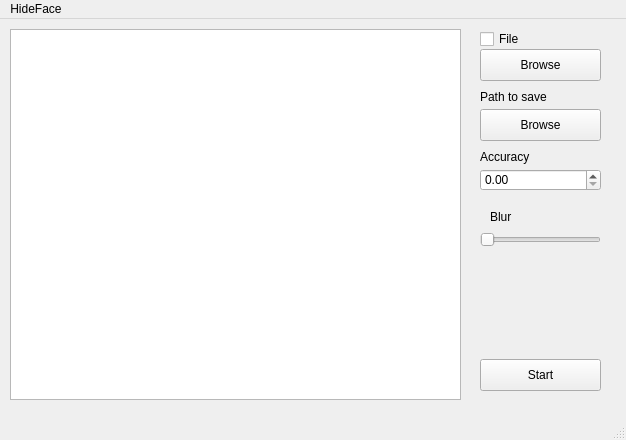
meyakovenkoj/hideface, file hideface.ui: the form before one commit.
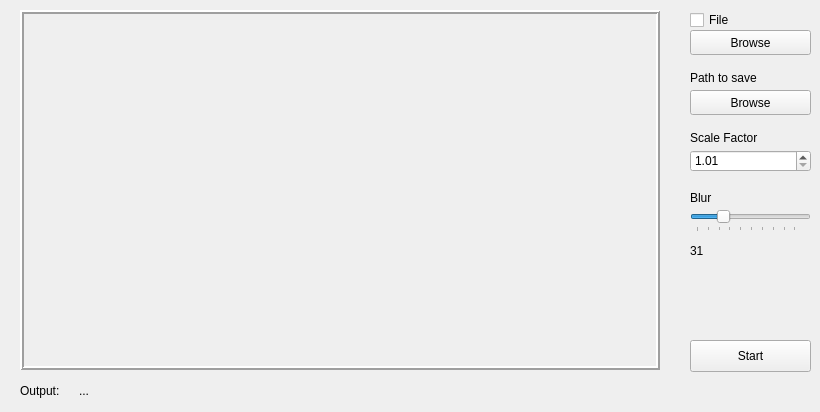
The form after the commit.

Patch:
```diff
--- a/hideface.ui
+++ b/hideface.ui
@@ -1,38 +1,61 @@
 <?xml version="1.0" encoding="UTF-8"?>
 <ui version="4.0">
- <class>MainWindow</class>
- <widget class="QMainWindow" name="MainWindow">
+ <class>HideFaceView</class>
+ <widget class="QWidget" name="HideFaceView">
   <property name="geometry">
    <rect>
     <x>0</x>
     <y>0</y>
-    <width>626</width>
-    <height>440</height>
+    <width>820</width>
+    <height>412</height>
    </rect>
   </property>
   <property name="windowTitle">
    <string>MainWindow</string>
   </property>
-  <widget class="QWidget" name="centralwidget">
-   <widget class="QGraphicsView" name="graphicsView">
+  <widget class="QWidget" name="centralwidget" native="true">
+   <property name="geometry">
+    <rect>
+     <x>10</x>
+     <y>0</y>
+     <width>820</width>
+     <height>412</height>
+    </rect>
+   </property>
+   <widget class="QLabel" name="imageLabel">
     <property name="geometry">
      <rect>
       <x>10</x>
       <y>10</y>
-      <width>451</width>
-      <height>371</height>
+      <width>640</width>
+      <height>360</height>
      </rect>
     </property>
+    <property name="frameShape">
+     <enum>QFrame::Box</enum>
+    </property>
+    <property name="frameShadow">
+     <enum>QFrame::Raised</enum>
+    </property>
+    <property name="lineWidth">
+     <number>2</number>
+    </property>
+    <property name="midLineWidth">
+     <number>0</number>
+    </property>
    </widget>
    <widget class="QDoubleSpinBox" name="doubleSpinBox_2">
     <property name="geometry">
      <rect>
-      <x>480</x>
+      <x>680</x>
       <y>150</y>
       <width>121</width>
       <height>22</height>
      </rect>
     </property>
+    <property name="minimum">
+     <double>1.010000000000000</double>
+    </property>
     <property name="maximum">
      <double>1.990000000000000</double>
     </property>
@@ -43,20 +66,35 @@
    <widget class="QSlider" name="horizontalSlider">
     <property name="geometry">
      <rect>
-      <x>480</x>
+      <x>680</x>
       <y>210</y>
       <width>121</width>
       <height>22</height>
      </rect>
     </property>
+    <property name="minimum">
+     <number>1</number>
+    </property>
+    <property name="maximum">
+     <number>99</number>
+    </property>
+    <property name="value">
+     <number>25</number>
+    </property>
     <property name="orientation">
      <enum>Qt::Horizontal</enum>
     </property>
+    <property name="tickPosition">
+     <enum>QSlider::TicksBelow</enum>
+    </property>
+    <property name="tickInterval">
+     <number>10</number>
+    </property>
    </widget>
    <widget class="QCheckBox" name="checkBox">
     <property name="geometry">
      <rect>
-      <x>480</x>
+      <x>680</x>
       <y>10</y>
       <width>121</width>
       <height>20</height>
@@ -69,7 +107,7 @@
    <widget class="QPushButton" name="pushButton">
     <property name="geometry">
      <rect>
-      <x>480</x>
+      <x>680</x>
       <y>340</y>
       <width>121</width>
       <height>32</height>
@@ -82,7 +120,7 @@
    <widget class="QLabel" name="label">
     <property name="geometry">
      <rect>
-      <x>480</x>
+      <x>680</x>
       <y>70</y>
       <width>81</width>
       <height>16</height>
@@ -95,9 +133,9 @@
    <widget class="QLabel" name="label_2">
     <property name="geometry">
      <rect>
-      <x>490</x>
+      <x>680</x>
       <y>190</y>
-      <width>91</width>
+      <width>121</width>
       <height>16</height>
      </rect>
     </property>
@@ -108,23 +146,49 @@
    <widget class="QLabel" name="label_3">
     <property name="geometry">
      <rect>
-      <x>480</x>
+      <x>680</x>
       <y>130</y>
-      <width>59</width>
+      <width>121</width>
       <height>16</height>
      </rect>
     </property>
     <property name="text">
-     <string>Accuracy</string>
+     <string>Scale Factor</string>
     </property>
    </widget>
-   <widget class="QPushButton" name="pushButton_2">
+   <widget class="QLabel" name="blurValueLabel">
     <property name="geometry">
      <rect>
-      <x>480</x>
+      <x>680</x>
+      <y>240</y>
+      <width>121</width>
+      <height>22</height>
+     </rect>
+    </property>
+    <property name="text">
+     <string>31</string>
+    </property>
+   </widget>
+   <widget class="QLabel" name="outPathLabel">
+    <property name="geometry">
+     <rect>
+      <x>69</x>
+      <y>380</y>
+      <width>731</width>
+      <height>22</height>
+     </rect>
+    </property>
+    <property name="text">
+     <string>...</string>
+    </property>
+   </widget>
+   <widget class="QPushButton" name="fileButton">
+    <property name="geometry">
+     <rect>
+      <x>680</x>
       <y>30</y>
       <width>121</width>
-      <height>32</height>
+      <height>25</height>
      </rect>
     </property>
     <property name="text">
@@ -134,34 +198,30 @@
    <widget class="QPushButton" name="pushButton_3">
     <property name="geometry">
      <rect>
-      <x>480</x>
+      <x>680</x>
       <y>90</y>
       <width>121</width>
-      <height>32</height>
+      <height>25</height>
      </rect>
     </property>
     <property name="text">
      <string>Browse</string>
     </property>
    </widget>
-  </widget>
-  <widget class="QMenuBar" name="menubar">
-   <property name="geometry">
-    <rect>
-     <x>0</x>
-     <y>0</y>
-     <width>626</width>
-     <height>22</height>
-    </rect>
-   </property>
-   <widget class="QMenu" name="menuHideFace">
-    <property name="title">
-     <string>HideFace</string>
+   <widget class="QLabel" name="outputLabel">
+    <property name="geometry">
+     <rect>
+      <x>10</x>
+      <y>380</y>
+      <width>51</width>
+      <height>22</height>
+     </rect>
+    </property>
+    <property name="text">
+     <string>Output:</string>
     </property>
    </widget>
-   <addaction name="menuHideFace"/>
   </widget>
-  <widget class="QStatusBar" name="statusbar"/>
  </widget>
  <resources/>
  <connections/>
```
Left out of the diff: 24 changed lines with no effect on the pictures.
